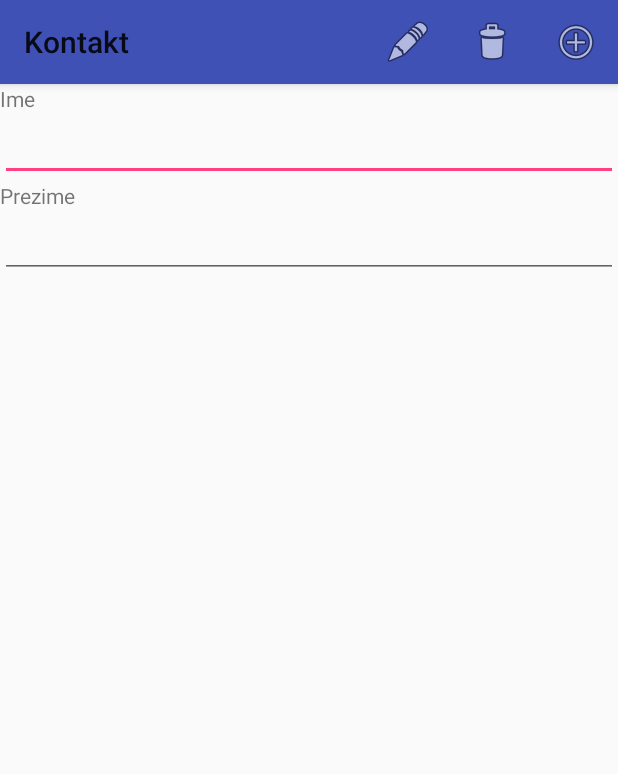
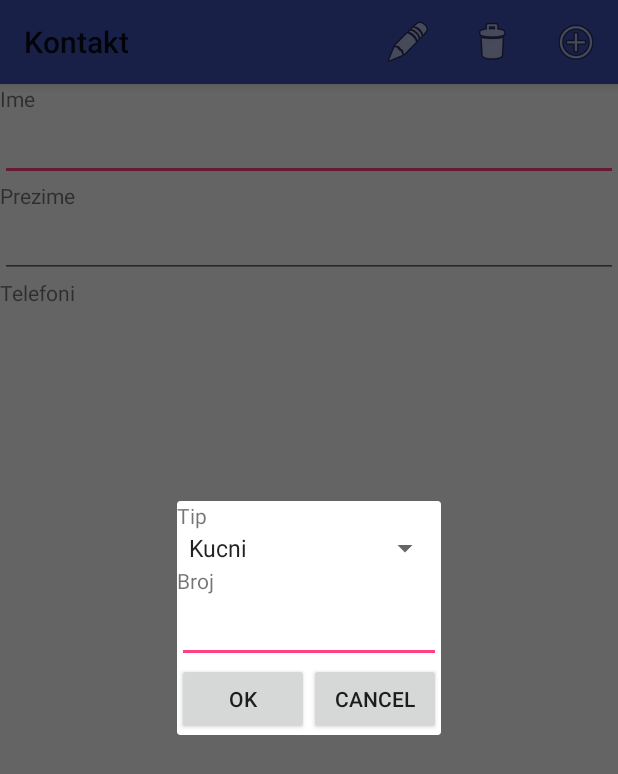
Before and after one commit to neorns/Ispit, an Android app: the DetailActivity screen opened directly, with no data from a screen before it, after a tap on "Add", on a phone screen of 412 x 824 dp. Shown: the top 774 px of the screen. Run offline under Robolectric (Android 15) with nearby library versions, the phone set to English and light mode, and no system bars; libraries missing offline, so code that uses them is left out: com.j256.ormlite; 4 statements that could not run were skipped.

Commit message:
dodata lista telefona i spinner

```diff
--- a/app/src/main/java/com/example/androiddevelopment/ispit/activities/DetailActivity.java
+++ b/app/src/main/java/com/example/androiddevelopment/ispit/activities/DetailActivity.java
@@ -1,5 +1,6 @@
 package com.example.androiddevelopment.ispit.activities;
 
+import android.app.Dialog;
 import android.app.NotificationManager;
 import android.content.Context;
 import android.content.SharedPreferences;
@@ -13,16 +14,25 @@ import android.support.v7.app.NotificationCompat;
 import android.support.v7.widget.Toolbar;
 import android.view.Menu;
 import android.view.MenuItem;
+import android.view.View;
+import android.widget.AdapterView;
+import android.widget.ArrayAdapter;
+import android.widget.Button;
 import android.widget.EditText;
+import android.widget.ListAdapter;
+import android.widget.ListView;
+import android.widget.Spinner;
 import android.widget.TextView;
 import android.widget.Toast;
 
 import com.example.androiddevelopment.ispit.R;
 import com.example.androiddevelopment.ispit.db.DatabaseHelper;
 import com.example.androiddevelopment.ispit.db.Kontakt;
+import com.example.androiddevelopment.ispit.db.Telefon;
 import com.j256.ormlite.android.apptools.OpenHelperManager;
 
 import java.sql.SQLException;
+import java.util.List;
 
 import static com.example.androiddevelopment.ispit.activities.MainActivity.NOTIF_STATUS;
 import static com.example.androiddevelopment.ispit.activities.MainActivity.NOTIF_TOAST;
@@ -35,6 +45,7 @@ public class DetailActivity  extends AppCompatActivity {
     private DatabaseHelper databaseHelper;
     private Kontakt kontakt;
     private EditText ime;
+    private EditText prezime;
     private SharedPreferences prefs;
 
     @Override
@@ -60,8 +71,33 @@ public class DetailActivity  extends AppCompatActivity {
             //TextView ime = (TextView) this.findViewById(R.id.tv_ime);
             ime =(EditText) this.findViewById(R.id.et_ime);
             ime.setText(kontakt.getmIme());
-            TextView biografija = (TextView) this.findViewById(R.id.et_prezime);
-            biografija.setText(kontakt.getmPrezime());
+            prezime =(EditText) this.findViewById(R.id.et_prezime);
+            prezime.setText(kontakt.getmPrezime());
+
+
+        } catch (SQLException e) {
+            e.printStackTrace();
+        }
+
+        final ListView listView = (ListView) findViewById(R.id.listaTelefoni);
+
+        try {
+            List<Telefon> list = getDatabaseHelper().getTelefonDao().queryBuilder()
+                    .where()
+                    .eq(Telefon.FIELD_NAME_KONTAKT, kontakt.getmId())
+                    .query();
+
+            ListAdapter adapter = new ArrayAdapter<>(this, R.layout.telefon_list_item, list);
+            listView.setAdapter(adapter);
+
+            listView.setOnItemClickListener(new AdapterView.OnItemClickListener() {
+                public void onItemClick(AdapterView<?> parent, View view, int position, long id) {
+                    Telefon m = (Telefon) listView.getItemAtPosition(position);
+                    //Toast.makeText(DetailActivity.this, m.getmName()+" "+m.getmGenre()+" "+m.getmYear(), Toast.LENGTH_SHORT).show();
+
+                }
+            });
+
 
         } catch (SQLException e) {
             e.printStackTrace();
@@ -84,7 +120,7 @@ public class DetailActivity  extends AppCompatActivity {
     }
 
     private void showMessage(String message){
-        //provera podesenja
+
         boolean toast = prefs.getBoolean(NOTIF_TOAST, false);
         boolean status = prefs.getBoolean(NOTIF_STATUS, false);
 
@@ -100,8 +136,13 @@ public class DetailActivity  extends AppCompatActivity {
     public boolean onOptionsItemSelected(MenuItem item) {
         switch (item.getItemId()) {
             case R.id.action_detail_add:
-                //dodavanje filma
-                showMessage("Action Add executed.");
+                //dodavanje telefona
+                try {
+                    addTelefon();
+                } catch (SQLException e) {
+                    e.printStackTrace();
+                }
+                showMessage("Dodavanje telefona");
                 break;
             case R.id.action_detail_delete:
                 try {
@@ -109,18 +150,19 @@ public class DetailActivity  extends AppCompatActivity {
                 } catch (SQLException e) {
                     e.printStackTrace();
                 }
-                showMessage("Action Delete executed.");
+                showMessage("Brisanje kontakta");
                 break;
             case R.id.action_detail_edit:
 
                 //POKUPITE INFORMACIJE SA EDIT POLJA
                 kontakt.setmIme(ime.getText().toString());
+                kontakt.setmPrezime(prezime.getText().toString());
 
 
                 try {
                     getDatabaseHelper().getKontaktDao().update(kontakt);
 
-                    showMessage("Action Edit executed.");
+                    showMessage("Izmena kontakta");
 
                 } catch (SQLException e) {
                     e.printStackTrace();
@@ -131,7 +173,73 @@ public class DetailActivity  extends AppCompatActivity {
 
         return super.onOptionsItemSelected(item);
     }
-    // onCreateOptionsMenu method initialize the contents of the Activity's Toolbar.
+    private void refresh() {
+        ListView listview = (ListView) findViewById(R.id.listaTelefoni);
+
+        if (listview != null){
+            ArrayAdapter<Telefon> adapter = (ArrayAdapter<Telefon>) listview.getAdapter();
+
+            if(adapter!= null)
+            {
+                try {
+                    adapter.clear();
+                    List<Telefon> list = getDatabaseHelper().getTelefonDao().queryBuilder()
+                            .where()
+                            .eq(Telefon.FIELD_NAME_KONTAKT, kontakt.getmId())
+                            .query();;
+
+                    adapter.addAll(list);
+
+                    adapter.notifyDataSetChanged();
+                } catch (SQLException e) {
+                    e.printStackTrace();
+                }
+            }
+        }
+    }
+    private void addTelefon() throws SQLException {
+        final Dialog dialog = new Dialog(this);
+        dialog.setContentView(R.layout.dialog_telefon);
+
+        final Spinner telefonTip = (Spinner) dialog.findViewById(R.id.telefon_tip);
+        final EditText telefonBroj = (EditText) dialog.findViewById(R.id.telefon_broj);
+
+        Button ok = (Button) dialog.findViewById(R.id.ok);
+        ok.setOnClickListener(new View.OnClickListener() {
+            @Override
+            public void onClick(View v) {
+                String tip = String.valueOf(telefonTip.getSelectedItem());
+                String broj = telefonBroj.getText().toString();
+
+                Telefon telefon = new Telefon();
+                telefon.setKontakt(kontakt);
+                telefon.setmTip(tip);
+                telefon.setmBroj(broj);
+
+                try {
+                    getDatabaseHelper().getTelefonDao().create(telefon);
+                    refresh();
+
+                    showStatusMesage("Dodat novi telefon");
+
+                } catch (SQLException e) {
+                    e.printStackTrace();
+                }
+                dialog.dismiss();
+
+            }
+        });
+
+        Button cancel = (Button) dialog.findViewById(R.id.cancel);
+        cancel.setOnClickListener(new View.OnClickListener() {
+            @Override
+            public void onClick(View v) {
+                dialog.dismiss();
+            }
+        });
+
+        dialog.show();
+    }
     @Override
     public boolean onCreateOptionsMenu(Menu menu) {
         getMenuInflater().inflate(R.menu.detail_activity_menu, menu);
--- a/app/src/main/res/layout/detail_activity.xml
+++ b/app/src/main/res/layout/detail_activity.xml
@@ -47,4 +47,15 @@
         android:layout_height="wrap_content" />
 
 
+    <TextView
+        android:layout_width="wrap_content"
+        android:layout_height="wrap_content"
+        android:text="Telefoni"
+        />
+    <ListView
+        android:id="@+id/listaTelefoni"
+        android:layout_width="match_parent"
+        android:layout_height="wrap_content"
+
+        />
 </LinearLayout>
--- /dev/null
+++ b/app/src/main/res/layout/dialog_telefon.xml
@@ -0,0 +1,57 @@
+<?xml version="1.0" encoding="utf-8"?>
+<LinearLayout xmlns:android="http://schemas.android.com/apk/res/android"
+    android:orientation="vertical"
+    android:layout_width="match_parent"
+    android:layout_height="match_parent">
+
+    <LinearLayout
+        android:layout_width="match_parent"
+        android:layout_height="wrap_content"
+        android:orientation="vertical"
+        >
+        <TextView
+            android:layout_width="match_parent"
+            android:layout_height="wrap_content"
+            android:text="Tip"/>
+        <Spinner
+            android:id="@+id/telefon_tip"
+            android:layout_width="match_parent"
+            android:layout_height="wrap_content"
+            android:entries="@array/telefon_tip"
+            >
+
+        </Spinner>
+
+
+        <TextView
+            android:layout_width="match_parent"
+            android:layout_height="wrap_content"
+            android:text="Broj"/>
+
+        <EditText
+            android:id="@+id/telefon_broj"
+            android:layout_width="match_parent"
+            android:layout_height="wrap_content" />
+    </LinearLayout>
+
+    <LinearLayout
+        android:layout_width="wrap_content"
+        android:layout_height="wrap_content"
+        android:orientation="horizontal"
+        android:gravity="center"
+        >
+
+        <Button
+            android:id="@+id/ok"
+            android:layout_width="wrap_content"
+            android:layout_height="wrap_content"
+            android:text="ok"/>
+
+        <Button
+            android:id="@+id/cancel"
+            android:layout_width="wrap_content"
+            android:layout_height="wrap_content"
+            android:text="Cancel"/>
+    </LinearLayout>
+
+</LinearLayout>
--- a/app/src/main/res/values/strings.xml
+++ b/app/src/main/res/values/strings.xml
@@ -1,3 +1,9 @@
 <resources>
     <string name="app_name">Ispit</string>
+
+    <string-array name="telefon_tip">
+        <item>Kucni</item>
+        <item>Mobilni</item>
+        <item>Poslovni</item>
+    </string-array>
 </resources>
```
Also changed, not shown: app/src/main/java/com/example/androiddevelopment/ispit/activities/MainActivity.java (+20 -14 lines), app/src/main/res/layout/telefon_list_item.xml (added, +11 -0 lines).
